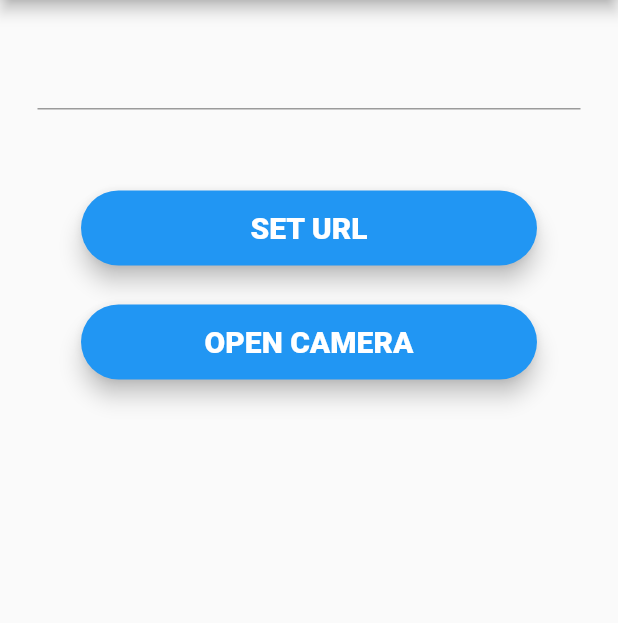
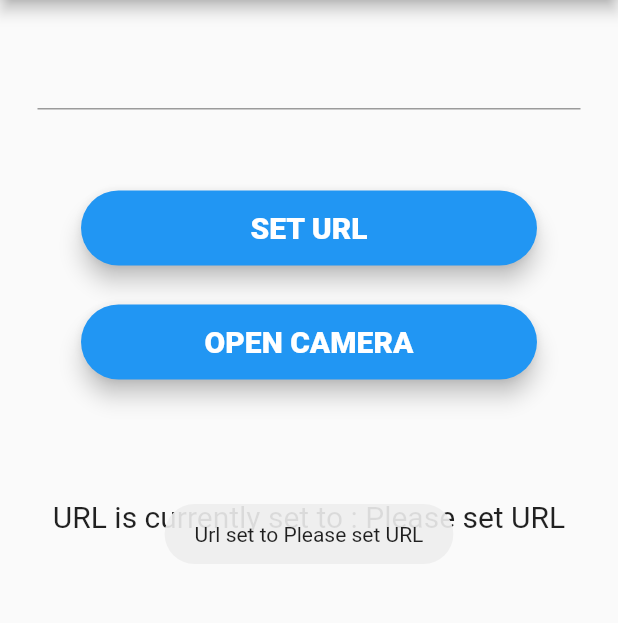
Before and after one commit to 23nobody/Vision_Assistant, a Flutter app: the screen it shows after launch, after a tap on "SET URL", on a phone screen of 412 x 824 dp, the part 84-707 px from its top. Run offline on Flutter 3.47's test engine with Material 2 defaults, Android fonts, the phone set to English and light mode, and no system bars; our stand-ins replace camera, dio, flutter_tts, fluttertoast, shared_preferences; missing offline and left inert: image_size_getter; network calls fail.

```diff
--- a/lib/camera_services.dart
+++ b/lib/camera_services.dart
@@ -6,12 +6,22 @@ import 'package:dio/dio.dart';
 import 'package:flutter/foundation.dart';
 import 'package:image_size_getter/file_input.dart';
 import 'package:image_size_getter/image_size_getter.dart';
+import 'package:shared_preferences/shared_preferences.dart';
 
 class CamService {
-  String url = 'https://b1b5dfbcc124.ngrok.io/predict';
   Dio dio = Dio();
+  Future<String> _accessUrl() async {
+    SharedPreferences preferences = await SharedPreferences.getInstance();
+    String url = preferences.getString('kUrl') ?? 'Please set URL';
+    return url;
+  }
+
   Future<String> dioRequest(Uint8List imagedata) async {
+    String url = await _accessUrl();
     String r = "Error!";
+    if (url == 'Please set URL') {
+      return "Please set URL first!";
+    }
     try {
       var encodedData = await compute(base64Encode, imagedata);
       Response response = await dio.post(url, data: {'image': encodedData});
--- a/lib/experiment_activity.dart
+++ b/lib/experiment_activity.dart
@@ -157,11 +157,10 @@ class _ExperimentAcitvityState extends State<ExperimentAcitvity> {
             FutureBuilder<Post>(
                 future: callSpeak(),
                 builder: (context, snapshot) {
-                  if (snapshot.connectionState == ConnectionState.done)
-                    return Text(
-                        'Title from Post JSON : ${snapshot.data.title}');
-                  else
-                    return CircularProgressIndicator();
+                  // if (snapshot.connectionState == ConnectionState.done)
+                  return Text('Title from Post JSON : abc');
+                  // else
+                  //   return CircularProgressIndicator();
                 }),
           ]),
         ),
--- a/lib/home_screen.dart
+++ b/lib/home_screen.dart
@@ -1,5 +1,7 @@
 import 'package:flutter/cupertino.dart';
 import 'package:flutter/material.dart';
+import 'package:fluttertoast/fluttertoast.dart';
+import 'package:shared_preferences/shared_preferences.dart';
 
 class HomeScreen extends StatefulWidget {
   @override
@@ -7,8 +9,29 @@ class HomeScreen extends StatefulWidget {
 }
 
 class _HomeScreenState extends State<HomeScreen> {
-  void _onChange(String text) {
-    setState(() {});
+  String _url;
+
+  void initialUrl() async {
+    SharedPreferences preferences = await SharedPreferences.getInstance();
+    _url = preferences.getString('kUrl') ?? 'Please set URL';
+  }
+
+  @override
+  void initState() {
+    super.initState();
+    initialUrl();
+  }
+
+  Future<void> _onChange(String text) async {
+    setState(() {
+      _url = text + '/predict';
+    });
+  }
+
+  Future<String> accessUrl() async {
+    SharedPreferences preferences = await SharedPreferences.getInstance();
+    String url = preferences.getString('kUrl') ?? 'Please set URL';
+    return url;
   }
 
   @override
@@ -23,6 +46,21 @@ class _HomeScreenState extends State<HomeScreen> {
                 child: Column(children: [
                   _inputSection(),
                   _btnSection(),
+                  SizedBox(height: 18.0),
+                  Padding(
+                    padding: const EdgeInsets.all(8.0),
+                    child: FutureBuilder<String>(
+                        future: accessUrl(),
+                        builder: (context, snapshot) {
+                          if (snapshot.connectionState == ConnectionState.done)
+                            return Text(
+                              'URL is currently set to : ${snapshot.data}',
+                              style: TextStyle(fontSize: 20),
+                            );
+                          else
+                            return CircularProgressIndicator();
+                        }),
+                  ),
                 ]))));
   }
 
@@ -48,8 +86,19 @@ class _HomeScreenState extends State<HomeScreen> {
             color: Theme.of(context).accentColor,
             elevation: 6,
             child: InkWell(
-              splashColor: Colors.blue.withAlpha(30),
-              onTap: () {},
+              splashColor: Colors.grey.withAlpha(30),
+              onTap: () async {
+                SharedPreferences preferences =
+                    await SharedPreferences.getInstance();
+                await preferences.setString('kUrl', _url);
+                setState(() {
+                  Fluttertoast.showToast(
+                    msg: "Url set to $_url",
+                    toastLength: Toast.LENGTH_SHORT,
+                    gravity: ToastGravity.CENTER,
+                  );
+                });
+              },
               child: Container(
                 padding: EdgeInsets.all(10),
                 height: 50.0,
@@ -75,7 +124,7 @@ class _HomeScreenState extends State<HomeScreen> {
             color: Theme.of(context).accentColor,
             elevation: 6,
             child: InkWell(
-              splashColor: Colors.blue.withAlpha(30),
+              splashColor: Colors.grey.withAlpha(30),
               onTap: () {
                 Navigator.pushNamed(context, "/camera");
               },
--- a/pubspec.yaml
+++ b/pubspec.yaml
@@ -34,6 +34,8 @@ dependencies:
   xfile: ^1.1.0
   image_size_getter: ^1.0.0
   dio: ^4.0.0
+  shared_preferences: ^2.0.5
+  fluttertoast: ^8.0.6
 
 dev_dependencies:
   flutter_test:
```
Also changed, not shown: pubspec.lock.
